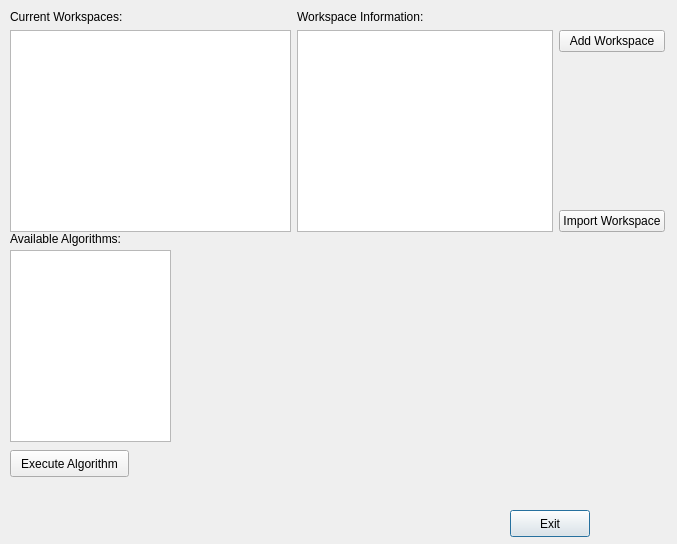
mantidproject/mantid, file Code/qtiplot/qtiplot/src/Mantid/WorkspaceMgr.ui: the form before one commit.
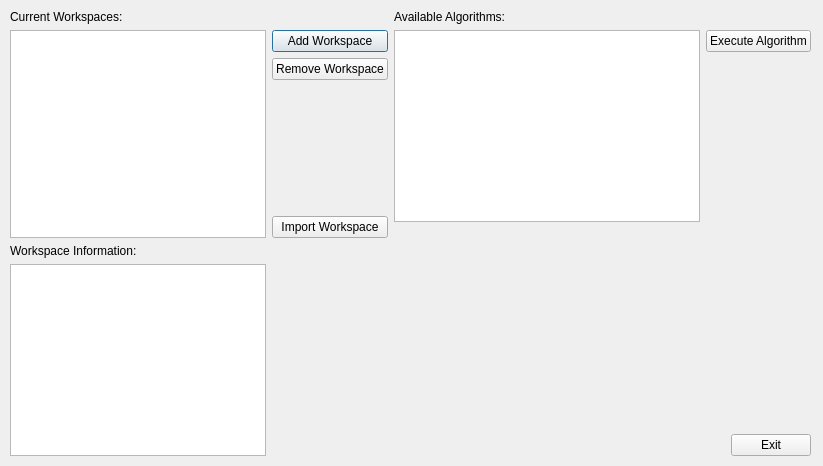
The form after the commit.

Commit message: Changes made to gui for using algorithms, Refs #120

Diff of the .ui file:
```diff
--- a/Code/qtiplot/qtiplot/src/Mantid/WorkspaceMgr.ui
+++ b/Code/qtiplot/qtiplot/src/Mantid/WorkspaceMgr.ui
@@ -5,89 +5,76 @@
    <rect>
     <x>0</x>
     <y>0</y>
-    <width>677</width>
-    <height>544</height>
+    <width>823</width>
+    <height>466</height>
    </rect>
   </property>
+  <property name="sizePolicy" >
+   <sizepolicy vsizetype="Minimum" hsizetype="Minimum" >
+    <horstretch>0</horstretch>
+    <verstretch>0</verstretch>
+   </sizepolicy>
+  </property>
   <property name="windowTitle" >
    <string>Mantid Workspace Manager</string>
   </property>
-  <widget class="QPushButton" name="pushExit" >
-   <property name="geometry" >
-    <rect>
-     <x>510</x>
-     <y>510</y>
-     <width>80</width>
-     <height>27</height>
-    </rect>
-   </property>
-   <property name="text" >
-    <string>Exit</string>
-   </property>
-  </widget>
-  <widget class="QPushButton" name="pushExecuteAlg" >
-   <property name="geometry" >
-    <rect>
-     <x>10</x>
-     <y>450</y>
-     <width>119</width>
-     <height>27</height>
-    </rect>
-   </property>
-   <property name="text" >
-    <string>Execute Algorithm</string>
-   </property>
-  </widget>
-  <widget class="QLabel" name="label_3" >
-   <property name="geometry" >
-    <rect>
-     <x>10</x>
-     <y>230</y>
-     <width>125</width>
-     <height>18</height>
-    </rect>
-   </property>
-   <property name="text" >
-    <string>Available Algorithms:</string>
-   </property>
-  </widget>
-  <widget class="QListWidget" name="listAlgorithms" >
-   <property name="geometry" >
-    <rect>
-     <x>10</x>
-     <y>250</y>
-     <width>161</width>
-     <height>192</height>
-    </rect>
-   </property>
-  </widget>
-  <widget class="QWidget" name="" >
+  <widget class="QWidget" name="layoutWidget" >
    <property name="geometry" >
     <rect>
      <x>10</x>
      <y>10</y>
-     <width>655</width>
-     <height>222</height>
+     <width>801</width>
+     <height>446</height>
     </rect>
    </property>
-   <layout class="QHBoxLayout" >
-    <item>
-     <layout class="QVBoxLayout" >
-      <item>
+   <layout class="QGridLayout" >
+    <item rowspan="3" row="0" column="0" >
+     <layout class="QGridLayout" >
+      <item row="0" column="0" >
        <widget class="QLabel" name="label" >
         <property name="text" >
          <string>Current Workspaces:</string>
         </property>
        </widget>
       </item>
-      <item>
+      <item rowspan="4" row="1" column="0" >
        <widget class="QListWidget" name="listWorkspaces" />
       </item>
-     </layout>
-    </item>
-    <item>
-     <layout class="QVBoxLayout" >
-      <item>
+      <item row="1" column="1" >
+       <widget class="QPushButton" name="pushAddWorkspace" >
+        <property name="text" >
+         <string>Add Workspace</string>
+        </property>
+       </widget>
+      </item>
+      <item row="2" column="1" >
+       <widget class="QPushButton" name="removeWorkspaceButton" >
+        <property name="text" >
+         <string>Remove Workspace</string>
+        </property>
+       </widget>
+      </item>
+      <item row="3" column="1" >
+       <spacer>
+        <property name="orientation" >
+         <enum>Qt::Vertical</enum>
+        </property>
+        <property name="sizeHint" >
+         <size>
+          <width>20</width>
+          <height>40</height>
+         </size>
+        </property>
+       </spacer>
+      </item>
+      <item row="4" column="1" >
+       <widget class="QPushButton" name="pushImportWorkspace" >
+        <property name="text" >
+         <string>Import Workspace</string>
+        </property>
+       </widget>
+      </item>
+      <item row="5" column="0" >
        <widget class="QLabel" name="label_2" >
         <property name="text" >
          <string>Workspace Information:</string>
@@ -97,25 +84,38 @@
         </property>
        </widget>
       </item>
-      <item>
-       <layout class="QHBoxLayout" >
-        <item>
+      <item row="6" column="0" >
          <widget class="QTextEdit" name="textWorkspaceInfo" >
           <property name="readOnly" >
            <bool>true</bool>
           </property>
          </widget>
         </item>
-        <item>
-         <layout class="QVBoxLayout" >
-          <item>
-           <widget class="QPushButton" name="pushAddWorkspace" >
+     </layout>
+    </item>
+    <item row="0" column="1" colspan="2" >
+     <layout class="QGridLayout" >
+      <item row="0" column="0" >
+       <widget class="QLabel" name="label_3" >
             <property name="text" >
-             <string>Add Workspace</string>
-            </property>
-           </widget>
-          </item>
-          <item>
+         <string>Available Algorithms:</string>
+        </property>
+        <property name="buddy" >
+         <cstring>listAlgorithms</cstring>
+        </property>
+       </widget>
+      </item>
+      <item rowspan="2" row="1" column="0" >
+       <widget class="QListWidget" name="listAlgorithms" />
+      </item>
+      <item row="1" column="1" >
+       <widget class="QPushButton" name="pushExecuteAlg" >
+        <property name="text" >
+         <string>Execute Algorithm</string>
+        </property>
+       </widget>
+      </item>
+      <item row="2" column="1" >
            <spacer>
             <property name="orientation" >
              <enum>Qt::Vertical</enum>
@@ -128,18 +128,40 @@
             </property>
            </spacer>
           </item>
-          <item>
-           <widget class="QPushButton" name="pushImportWorkspace" >
-            <property name="text" >
-             <string>Import Workspace</string>
-            </property>
-           </widget>
-          </item>
-         </layout>
-        </item>
-       </layout>
-      </item>
-     </layout>
+     </layout>
+    </item>
+    <item row="1" column="2" >
+     <spacer>
+      <property name="orientation" >
+       <enum>Qt::Vertical</enum>
+      </property>
+      <property name="sizeHint" >
+       <size>
+        <width>20</width>
+        <height>40</height>
+       </size>
+      </property>
+     </spacer>
+    </item>
+    <item row="2" column="1" >
+     <spacer>
+      <property name="orientation" >
+       <enum>Qt::Horizontal</enum>
+      </property>
+      <property name="sizeHint" >
+       <size>
+        <width>40</width>
+        <height>20</height>
+       </size>
+      </property>
+     </spacer>
+    </item>
+    <item row="2" column="2" >
+     <widget class="QPushButton" name="pushExit" >
+      <property name="text" >
+       <string>Exit</string>
+      </property>
+     </widget>
     </item>
    </layout>
   </widget>
```
Left out of the diff: 3 changed lines with no effect on the pictures. Lines whose indentation alone changed are shown as unchanged. The commit also changes 16 other files.
